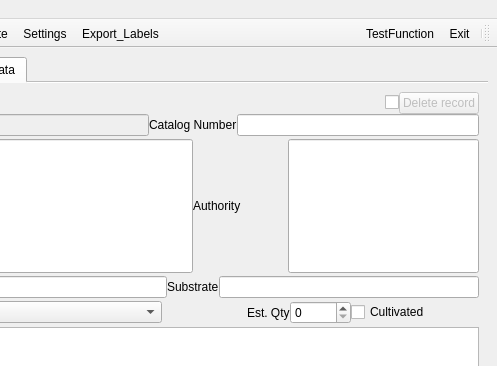
The window that ui/TestUI.ui (CapPow/collBook) describes before a commit, drawn with Qt 5; both pictures show x 510 to 1007 and y 0 to 366 of the 1007 by 697 pixel window.
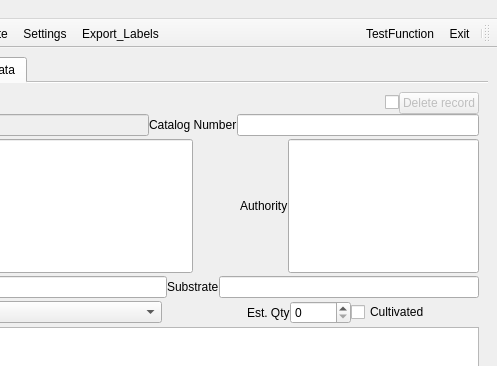
The same window after the commit. Icons and pictures are not drawn. Custom widgets are drawn as their Qt base class.

Diff of the .ui file:
```diff
--- a/ui/TestUI.ui
+++ b/ui/TestUI.ui
@@ -776,7 +776,7 @@
                   </property>
                  </widget>
                 </item>
-                <item>
+                <item alignment="Qt::AlignRight">
                  <widget class="QLabel" name="label_sciNameAuthority">
                   <property name="text">
                    <string>Authority</string>
```
Left out of the diff: 20 changed lines with no effect on the pictures.
